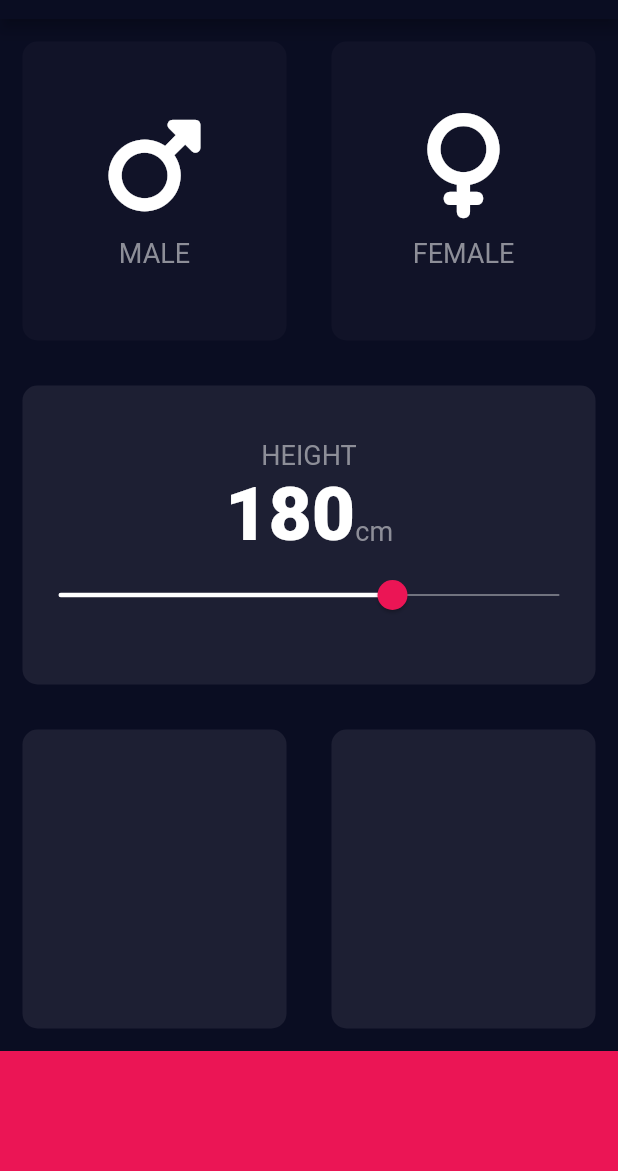
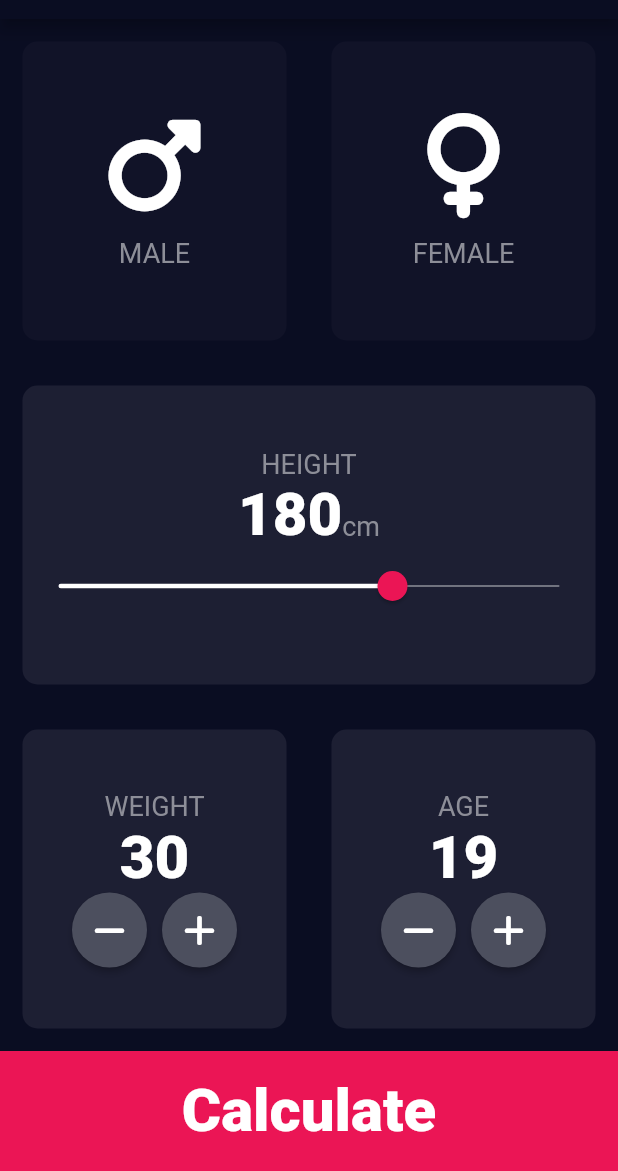
Before and after one commit to MahmoodHashem/BMI-Calculator, a Flutter app: the screen it shows after launch, on a phone screen of 412 x 824 dp, the part 65-1236 px from its top. Run offline on Flutter 3.47's test engine with Material 2 defaults, Android fonts, the phone set to English and light mode, and no system bars; our stand-ins replace font_awesome_flutter.

Commit message:
The result page was added

```diff
--- a/lib/constants.dart
+++ b/lib/constants.dart
@@ -7,4 +7,4 @@ const kInactiveCardColour = Color(0xFF111328);
 const kBottomContainerColor = Color(0xFFEB1555);
 
 const kLabelTextStyle = TextStyle(fontSize: 18.0, color:Color(0xFF8D8E98));
-const kNumberTextStyle = TextStyle(fontSize: 50.0, fontWeight: FontWeight.w900);
+const kNumberTextStyle = TextStyle(fontSize: 40.0, fontWeight: FontWeight.w900);
--- a/lib/input_page.dart
+++ b/lib/input_page.dart
@@ -3,6 +3,7 @@ import 'package:font_awesome_flutter/font_awesome_flutter.dart';
 import 'reusable_card.dart';
 import 'icon_content.dart';
 import 'constants.dart';
+import 'results_page.dart';
 
 
 enum Gender{ male, female}
@@ -18,6 +19,8 @@ class _InputPageState extends State<InputPage> {
 
   Gender? selectedGender;
   int height = 180;
+  int weight = 30;
+  int age = 19;
 
   @override
   Widget build(BuildContext context) {
@@ -82,9 +85,9 @@ class _InputPageState extends State<InputPage> {
                     data: SliderTheme.of(context).copyWith(
                       trackHeight: 1.0,
                       activeTrackColor: Colors.white,
-                      inactiveTrackColor:  Color(0xFF8D8E98),
-                      thumbColor: Color(0xFFEB1555),
-                      overlayColor: Color(0x29EB1555),
+                      inactiveTrackColor:  const Color(0xFF8D8E98),
+                      thumbColor: const Color(0xFFEB1555),
+                      overlayColor: const Color(0x29EB1555),
                     ),
                     child: Slider(
                         value: height.toDouble(),
@@ -106,23 +109,115 @@ class _InputPageState extends State<InputPage> {
               children: [
                 Expanded(
                   child: ReusableCard(
+                    cardChild: Column(
+                      mainAxisAlignment: MainAxisAlignment.center,
+                      children: [
+                        const Text("WEIGHT", style: kLabelTextStyle,),
+                        Text(weight.toString(), style: kNumberTextStyle,),
+                        Row(
+                          mainAxisAlignment: MainAxisAlignment.center,
+                          children: [
+                            RoundIconButton(
+                              icon: FontAwesomeIcons.minus,
+                              onPress: (){
+                                setState(() {
+                                  if(weight > 0) {
+                                    weight--;
+                                  }
+                                });
+                              },
+                            ),
+                            const SizedBox(width: 10.0,),
+                            RoundIconButton(
+                              icon: FontAwesomeIcons.plus,
+                              onPress: (){
+                                setState(() {
+                                    weight++;
+                                });
+                              },
+                            ),
+                          ],
+                        ),
+                      ],
+                    ),
                     colour: kActiveCardColour,
                   ),
                 ),
                 Expanded(
                   child: ReusableCard(
+                    cardChild: Column(
+                      mainAxisAlignment: MainAxisAlignment.center,
+                      children: [
+                        const Text("AGE", style: kLabelTextStyle,),
+                        Text(age.toString(), style: kNumberTextStyle,),
+                        Row(
+                          mainAxisAlignment: MainAxisAlignment.center,
+                          children: [
+                            RoundIconButton(
+                              icon: FontAwesomeIcons.minus,
+                              onPress: (){
+                                setState(() {
+                                  if(age > 0) {
+                                    age--;
+                                  }
+                                });
+                              },
+                            ),
+                            const SizedBox(width: 10.0,),
+                            RoundIconButton(
+                              icon: FontAwesomeIcons.plus,
+                              onPress: (){
+                                setState(() {
+                                  age++;
+                                });
+                              },
+                            ),
+                          ],
+                        ),
+                      ],
+                    ),
                     colour: kActiveCardColour,
                   ),
                 ),
               ],
             ),
           ),
-          Container(
-            color: kBottomContainerColor,
-            height: kBottomContainerHeight,
+          GestureDetector(
+            onTap: (){
+            Navigator.push(context, MaterialPageRoute(builder: (context) => Result()));
+            },
+            child: Container(
+              color: kBottomContainerColor,
+              height: kBottomContainerHeight,
+              width: double.infinity,
+              child: const Center(child:  Text("Calculate", style: kNumberTextStyle)),
+            ),
           )
         ],
       )
     );
   }
 }
+
+class RoundIconButton extends StatelessWidget {
+
+  RoundIconButton({this.icon, this.onPress});
+
+  final IconData? icon;
+  final Function()? onPress;
+
+  @override
+  Widget build(BuildContext context) {
+    return RawMaterialButton(
+
+      shape: const CircleBorder(),
+      constraints: const BoxConstraints.tightFor(
+          width: 50.0,
+          height: 50.0
+        ),
+      fillColor: const Color(0xFF4C4F5E),
+      onPressed: onPress,
+      child: Icon(icon),
+    );
+  }
+}
--- /dev/null
+++ b/lib/results_page.dart
@@ -0,0 +1,18 @@
+
+
+import 'package:flutter/material.dart';
+
+
+class Result extends StatelessWidget {
+  const Result({Key? key}) : super(key: key);
+
+  @override
+  Widget build(BuildContext context) {
+    return Scaffold(
+        appBar: AppBar(
+          title: const Text("BMI CALCULATOR"),
+          centerTitle: true,
+        ),
+    );
+  }
+}
```
